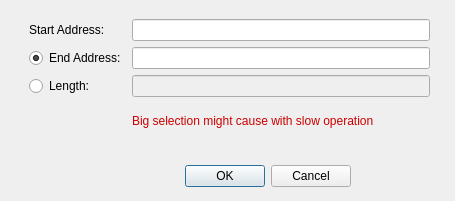
First picture: the form in src/dialogs/HexdumpRangeDialog.ui, repository rizinorg/cutter, before the edit.
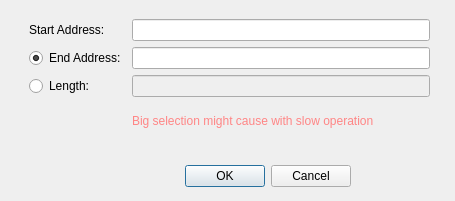
Second picture: the form after the edit.

Commit message: improve warning color

The edit to the form file:
```diff
--- a/src/dialogs/HexdumpRangeDialog.ui
+++ b/src/dialogs/HexdumpRangeDialog.ui
@@ -106,7 +106,7 @@
        <bool>false</bool>
       </property>
       <property name="text">
-       <string>&lt;html&gt;&lt;head/&gt;&lt;body&gt;&lt;p&gt;&lt;span style=&quot; color:#cc0000;&quot;&gt;Big selection might cause with slow operation&lt;/span&gt;&lt;/p&gt;&lt;/body&gt;&lt;/html&gt;</string>
+       <string>&lt;html&gt;&lt;head/&gt;&lt;body&gt;&lt;p&gt;&lt;span style=&quot; color:#ff8585;&quot;&gt;Big selection might cause with slow operation&lt;/span&gt;&lt;/p&gt;&lt;/body&gt;&lt;/html&gt;</string>
       </property>
      </widget>
     </item>
```
